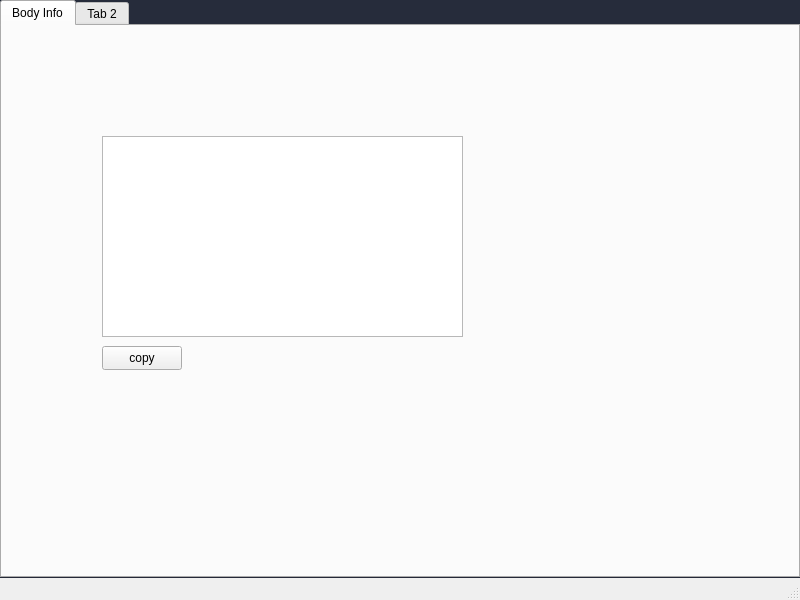
Old version of the form celestialwindow.ui in the repository QuakeIV/pax-interitus.
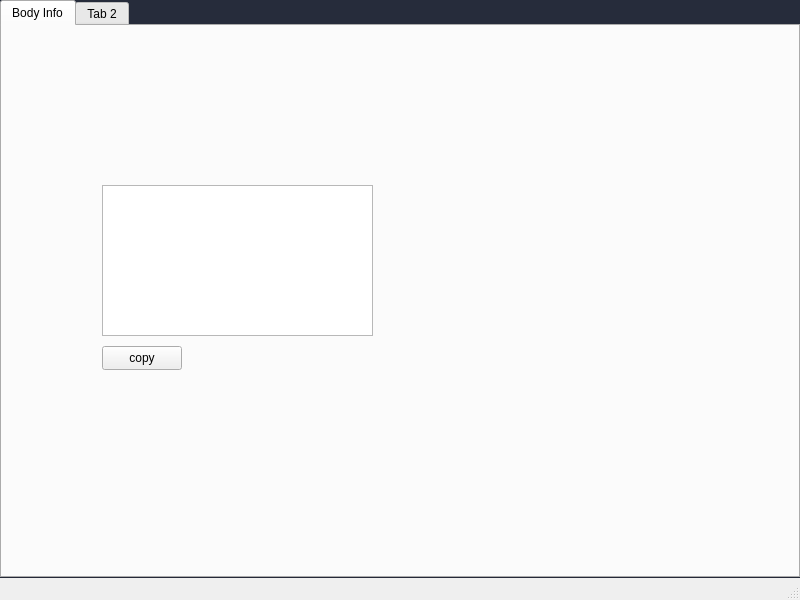
New version of the form.

```diff
--- a/celestialwindow.ui
+++ b/celestialwindow.ui
@@ -50,19 +50,6 @@
        <attribute name="title">
         <string>Body Info</string>
        </attribute>
-       <widget class="QPlainTextEdit" name="textview">
-        <property name="geometry">
-         <rect>
-          <x>100</x>
-          <y>110</y>
-          <width>361</width>
-          <height>201</height>
-         </rect>
-        </property>
-        <property name="readOnly">
-         <bool>true</bool>
-        </property>
-       </widget>
        <widget class="QPushButton" name="copytextview">
         <property name="geometry">
          <rect>
@@ -76,6 +63,16 @@
          <string>copy</string>
         </property>
        </widget>
+       <widget class="QTextEdit" name="textview">
+        <property name="geometry">
+         <rect>
+          <x>100</x>
+          <y>159</y>
+          <width>271</width>
+          <height>151</height>
+         </rect>
+        </property>
+       </widget>
       </widget>
       <widget class="QWidget" name="tab_2">
        <attribute name="title">
```
Left out of the diff: 2 changed lines with no effect on the pictures.
